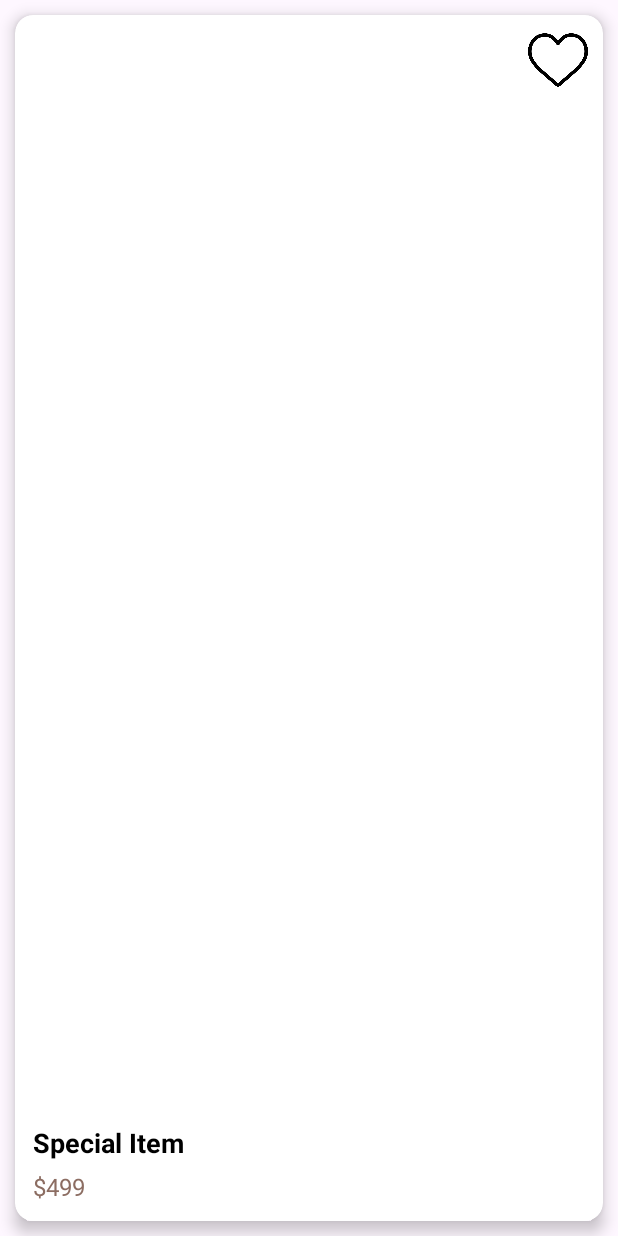
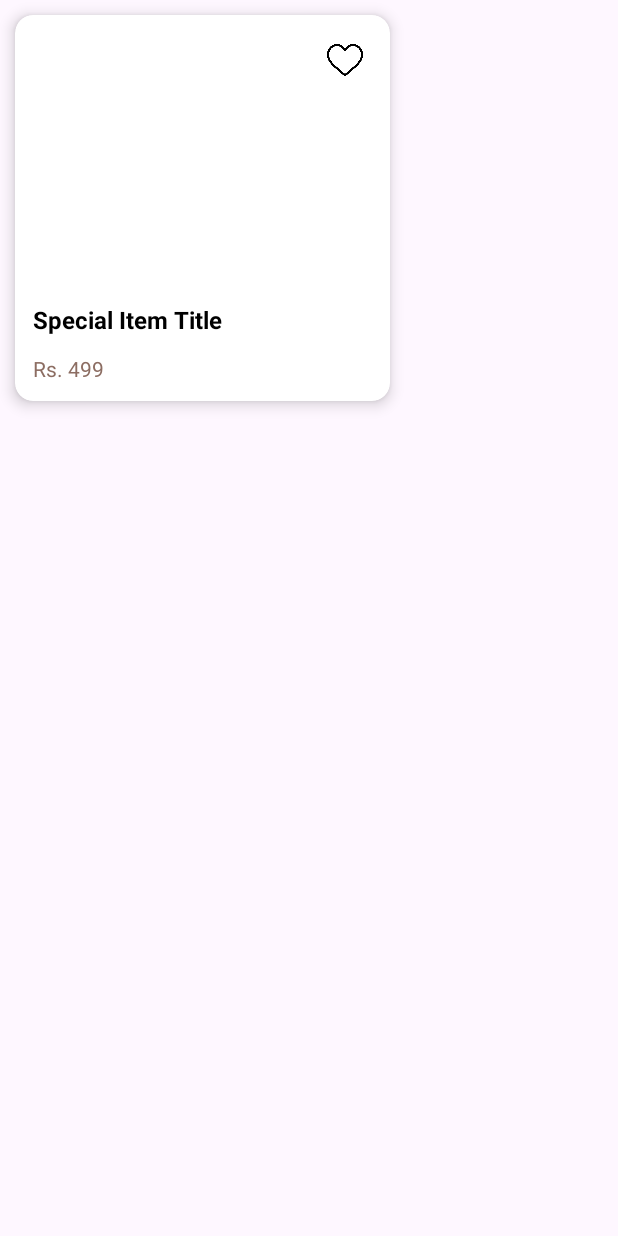
Before and after one commit to SURAJITSHAW/InstaMall, an Android app: the layout item_special_card.xml on its own in the app's theme, with its tools: preview values and no code run, on a phone screen of 412 x 824 dp. Run offline under Robolectric (Android 15) with nearby library versions, the phone set to English and light mode, and no system bars.

Commit message:
special products done

```diff
--- a/app/build.gradle.kts
+++ b/app/build.gradle.kts
@@ -49,6 +49,8 @@ dependencies {
     implementation(libs.androidx.activity)
     implementation(libs.androidx.constraintlayout)
     implementation(libs.firebase.auth)
+    implementation(libs.firebase.firestore.ktx)
+    implementation(libs.firebase.firestore)
     testImplementation(libs.junit)
     androidTestImplementation(libs.androidx.junit)
     androidTestImplementation(libs.androidx.espresso.core)
--- a/app/src/main/res/layout/item_special_card.xml
+++ b/app/src/main/res/layout/item_special_card.xml
@@ -1,62 +1,67 @@
-<?xml version="1.0" encoding="utf-8"?>
 <androidx.cardview.widget.CardView
     xmlns:android="http://schemas.android.com/apk/res/android"
     xmlns:app="http://schemas.android.com/apk/res-auto"
-    xmlns:tools="http://schemas.android.com/tools"
-    android:layout_width="match_parent"
+    android:layout_width="250dp"
     android:layout_height="wrap_content"
     android:layout_margin="10dp"
+    android:padding="8dp"
     app:cardCornerRadius="12dp"
     app:cardElevation="6dp"
-    app:cardBackgroundColor="@android:color/white"
-    tools:ignore="MissingPrefix">
+    app:cardBackgroundColor="@android:color/white">
 
-    <RelativeLayout
+    <LinearLayout
         android:layout_width="match_parent"
-        android:layout_height="wrap_content">
+        android:layout_height="wrap_content"
+        android:orientation="vertical">
 
-        <!-- Image of Special Item -->
-        <ImageView
+        <!-- Image Section -->
+        <FrameLayout
             android:layout_width="match_parent"
-            android:layout_height="180dp"
-            android:scaleType="centerCrop"/>
+            android:layout_height="180dp"> <!-- Fixed height for uniformity -->
 
-        <!-- Title and Price -->
+            <ImageView
+                android:id="@+id/specialImg"
+                android:layout_width="match_parent"
+                android:layout_height="match_parent"
+                android:scaleType="center" />
+
+            <ImageView
+                android:id="@+id/heart_button"
+                android:layout_width="36dp"
+                android:layout_height="36dp"
+                android:layout_gravity="end|top"
+                android:layout_margin="12dp"
+                android:src="@drawable/ic_heart"
+                android:padding="6dp" />
+        </FrameLayout>
+
+        <!-- Text Section -->
         <LinearLayout
-            android:orientation="vertical"
             android:layout_width="match_parent"
             android:layout_height="wrap_content"
-            android:padding="12dp"
-            android:layout_alignParentBottom="true">
+            android:orientation="vertical"
+            android:padding="12dp">
 
             <TextView
                 android:id="@+id/special_item_title"
-                android:layout_width="wrap_content"
+                android:layout_width="match_parent"
                 android:layout_height="wrap_content"
-                android:text="Special Item"
-                android:textSize="18sp"
-                android:textColor="@color/black"
-                android:textStyle="bold"/>
+                android:text="Special Item Title"
+                android:textSize="16sp"
+                android:textColor="@android:color/black"
+                android:textStyle="bold"
+                android:ellipsize="end"
+                android:maxLines="2"
+                android:layout_marginBottom="4dp" />
 
             <TextView
                 android:id="@+id/special_item_price"
-                android:layout_width="wrap_content"
+                android:layout_width="match_parent"
                 android:layout_height="wrap_content"
-                android:text="$499"
-                android:textSize="16sp"
+                android:text="Rs. 499"
+                android:textSize="14sp"
                 android:textColor="@color/primary_color"
-                android:layout_marginTop="6dp"/>
+                android:layout_marginTop="8dp" />
         </LinearLayout>
-
-        <!-- Floating Heart Button -->
-        <ImageView
-            android:id="@+id/heart_button"
-            android:layout_width="40dp"
-            android:layout_height="40dp"
-            android:src="@drawable/ic_heart"
-            android:layout_alignParentEnd="true"
-            android:layout_margin="10dp"
-            android:layout_alignParentTop="true"/>
-    </RelativeLayout>
-
+    </LinearLayout>
 </androidx.cardview.widget.CardView>
--- a/gradle/libs.versions.toml
+++ b/gradle/libs.versions.toml
@@ -18,6 +18,8 @@ constraintlayout = "2.2.0"
 navigationFragment = "2.8.3"
 googleGmsGoogleServices = "4.4.2"
 firebaseAuth = "23.1.0"
+firebaseFirestoreKtx = "25.1.1"
+firebaseFirestore = "25.1.1"
 
 [libraries]
 androidx-core-ktx = { group = "androidx.core", name = "core-ktx", version.ref = "coreKtx" }
@@ -39,6 +41,8 @@ material = { group = "com.google.android.material", name = "material", version.r
 androidx-activity = { group = "androidx.activity", name = "activity", version.ref = "activity" }
 androidx-constraintlayout = { group = "androidx.constraintlayout", name = "constraintlayout", version.ref = "constraintlayout" }
 firebase-auth = { group = "com.google.firebase", name = "firebase-auth", version.ref = "firebaseAuth" }
+firebase-firestore-ktx = { group = "com.google.firebase", name = "firebase-firestore-ktx", version.ref = "firebaseFirestoreKtx" }
+firebase-firestore = { group = "com.google.firebase", name = "firebase-firestore", version.ref = "firebaseFirestore" }
 
 [plugins]
 android-application = { id = "com.android.application", version.ref = "agp" }
```
Also changed, not shown: app/src/main/java/com/example/instamall/adapters/SpecialAdapter.kt (added, +44 -0 lines), app/src/main/java/com/example/instamall/data/Product.kt (added, +13 -0 lines), app/src/main/java/com/example/instamall/fragments/categories/HomeCatFragment.kt (+28 -2 lines), app/src/main/java/com/example/instamall/repo/ProductRepository.kt (added, +22 -0 lines), app/src/main/res/layout/fragment_home_cat.xml (+5 -4 lines).
